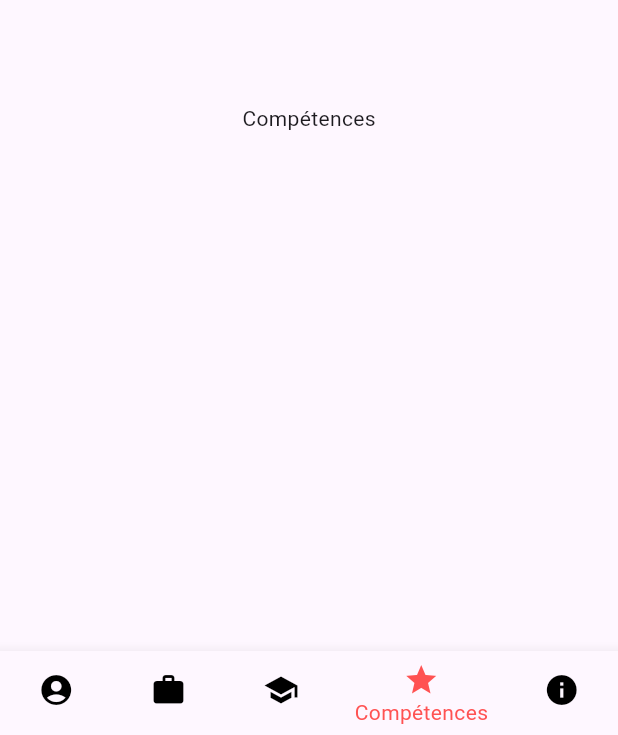
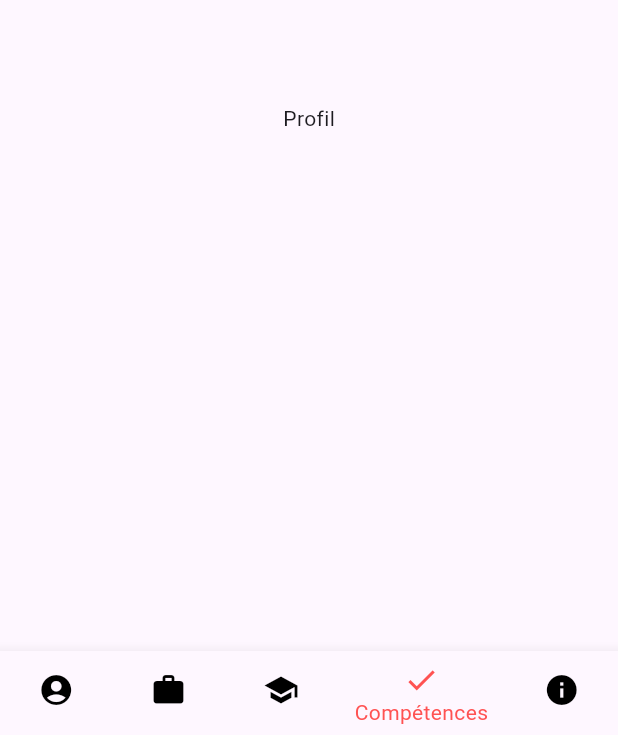
Before and after one commit to diegobussu/flutter_cv, a Flutter app: the screen it shows after launch, item 4 of the bottom bar chosen, on a phone screen of 412 x 824 dp. Shown: the part 498-1233 px from the top of the screen. Run offline on Flutter 3.47's test engine with Material 3 defaults, Android fonts, the phone set to English and light mode, and no system bars.

Commit message:
:pencil: Add all screens with link

```diff
--- /dev/null
+++ b/lib/screens/competences.dart
@@ -0,0 +1,10 @@
+import 'package:flutter/material.dart';
+
+class CompetencesPage extends StatelessWidget {
+  @override
+  Widget build(BuildContext context) {
+    return Center(
+      child: Text('Profil'),
+    );
+  }
+}
--- a/lib/screens/navigation.dart
+++ b/lib/screens/navigation.dart
@@ -1,4 +1,9 @@
 import 'package:flutter/material.dart';
+import 'profil.dart';
+import 'competences.dart';
+import 'formations.dart';
+import 'informations.dart';
+import 'experiences.dart';
 
 class MyBottomNavigationBar extends StatefulWidget {
   const MyBottomNavigationBar({Key? key}) : super(key: key);
@@ -10,12 +15,12 @@ class MyBottomNavigationBar extends StatefulWidget {
 class _MyBottomNavigationBarState extends State<MyBottomNavigationBar> {
   int _selectedIndex = 0;
 
-  static const List<Widget> _widgetOptions = <Widget>[
-    Text('Profil'),
-    Text('Expériences'),
-    Text('Formations'),
-    Text('Compétences'),
-    Text('Informations'),
+  static List<Widget> _widgetOptions = <Widget>[
+    ProfilPage(),
+    ExperiencesPage(),
+    FormationsPage(),
+    CompetencesPage(),
+    InformationsPage(),
   ];
 
   void _onItemTapped(int index) {
@@ -30,9 +35,7 @@ class _MyBottomNavigationBarState extends State<MyBottomNavigationBar> {
       appBar: AppBar(
         title: const Text('CV BUSSU DIEGO'),
       ),
-      body: Center(
-        child: _widgetOptions.elementAt(_selectedIndex),
-      ),
+      body: _widgetOptions.elementAt(_selectedIndex),
       bottomNavigationBar: BottomNavigationBar(
         items: const <BottomNavigationBarItem>[
           BottomNavigationBarItem(
@@ -48,7 +51,7 @@ class _MyBottomNavigationBarState extends State<MyBottomNavigationBar> {
             label: 'Formations',
           ),
           BottomNavigationBarItem(
-            icon: Icon(Icons.star),
+            icon: Icon(Icons.check),
             label: 'Compétences',
           ),
           BottomNavigationBarItem(
```
Also changed, not shown: lib/screens/experiences.dart (added, +10 -0 lines), lib/screens/formations.dart (added, +10 -0 lines), lib/screens/informations.dart (added, +10 -0 lines), lib/screens/profil.dart (added, +10 -0 lines).
